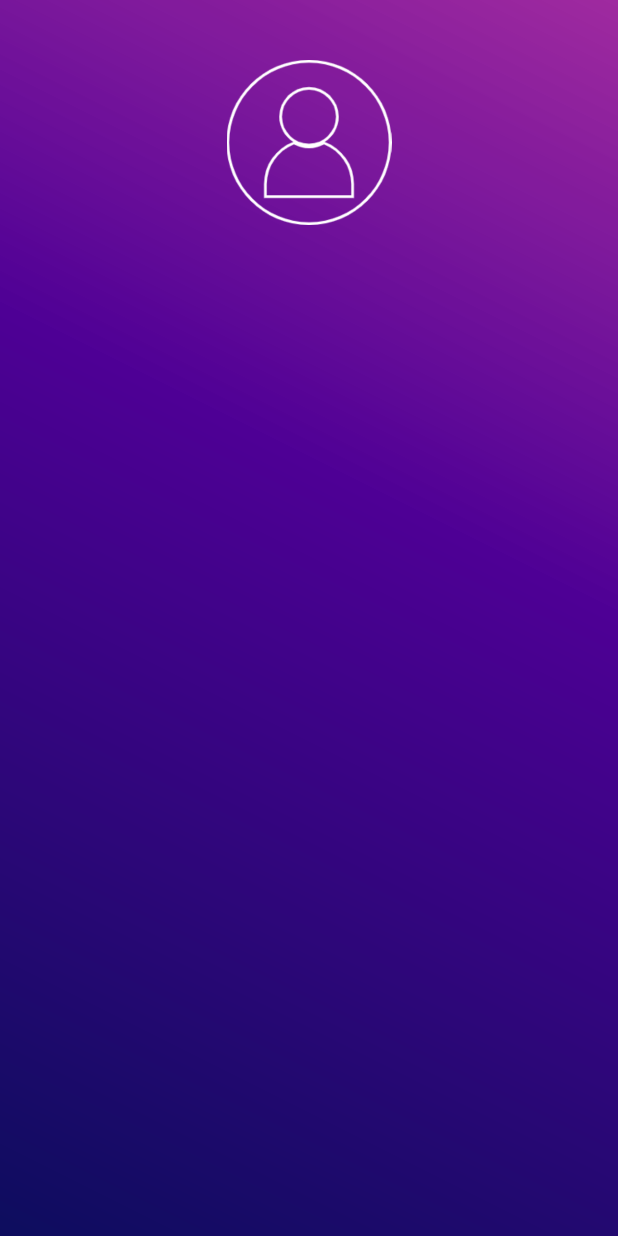
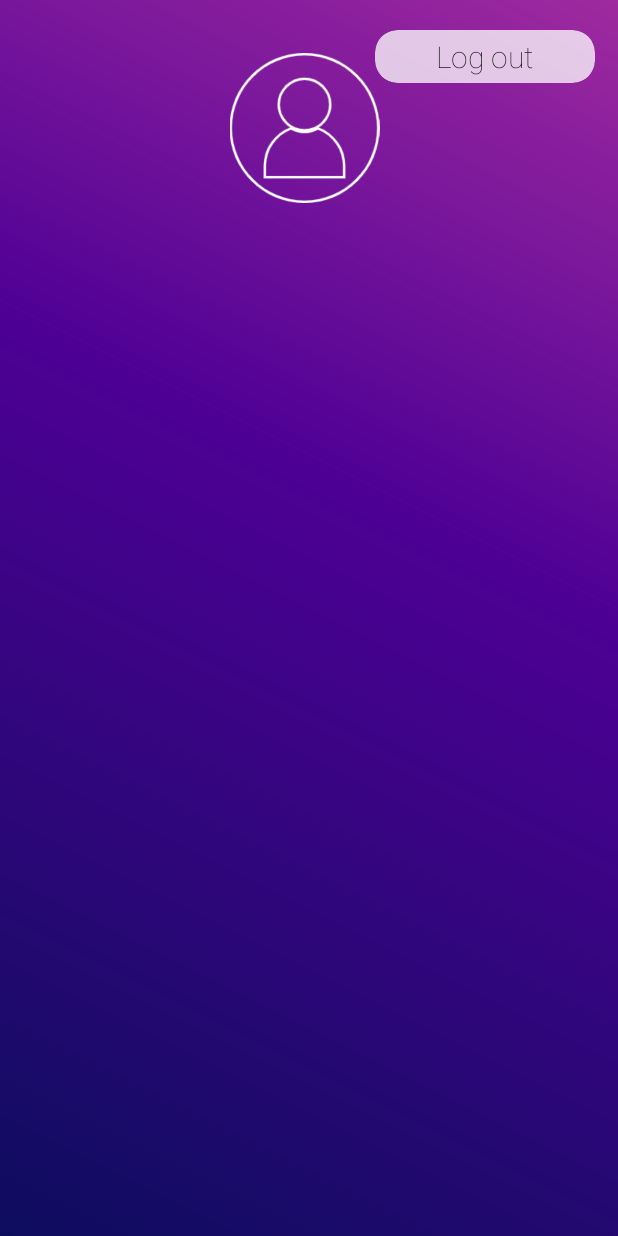
Before and after one commit to Alexandru2909/TILN, an Android app: the DashboardActivity screen opened through its navigation route, on a phone screen of 412 x 824 dp. Run offline under Robolectric (Android 15) with nearby library versions, the phone set to English and light mode, and no system bars.

Commit message:
[ui-dashboard] add some design to dashboard

```diff
--- a/bookinside/app/src/main/java/com/example/bookinside/DashboardActivity.java
+++ b/bookinside/app/src/main/java/com/example/bookinside/DashboardActivity.java
@@ -1,64 +1,61 @@
 package com.example.bookinside;
 
+import android.annotation.SuppressLint;
+import android.os.AsyncTask;
 import android.os.Bundle;
-
-import androidx.fragment.app.Fragment;
-
+import android.text.Editable;
+import android.text.InputType;
+import android.text.TextWatcher;
 import android.view.LayoutInflater;
 import android.view.View;
 import android.view.ViewGroup;
+import android.widget.EditText;
+import android.widget.TextView;
+
+import androidx.annotation.NonNull;
+import androidx.fragment.app.Fragment;
+import androidx.navigation.fragment.NavHostFragment;
+
+import android.text.method.PasswordTransformationMethod;
+import android.widget.Toast;
+
+import org.w3c.dom.Text;
+
+import java.util.Objects;
+
+import okhttp3.FormBody;
+import okhttp3.OkHttpClient;
+import okhttp3.Request;
+import okhttp3.RequestBody;
+import okhttp3.Response;
 
 
-/**
- * A simple {@link Fragment} subclass.
- * Use the {@link DashboardActivity#newInstance} factory method to
- * create an instance of this fragment.
- */
 public class DashboardActivity extends Fragment {
-    // TODO: Rename parameter arguments, choose names that match
-    // the fragment initialization parameters, e.g. ARG_ITEM_NUMBER
-    private static final String ARG_PARAM1 = "param1";
-    private static final String ARG_PARAM2 = "param2";
-
-    // TODO: Rename and change types of parameters
-    private String mParam1;
-    private String mParam2;
-
-    public DashboardActivity() {
-        // Required empty public constructor
-    }
-
-    /**
-     * Use this factory method to create a new instance of
-     * this fragment using the provided parameters.
-     *
-     * @param param1 Parameter 1.
-     * @param param2 Parameter 2.
-     * @return A new instance of fragment DashboardActivity.
-     */
-    // TODO: Rename and change types and number of parameters
-    public static DashboardActivity newInstance(String param1, String param2) {
-        DashboardActivity fragment = new DashboardActivity();
-        Bundle args = new Bundle();
-        args.putString(ARG_PARAM1, param1);
-        args.putString(ARG_PARAM2, param2);
-        fragment.setArguments(args);
-        return fragment;
-    }
+    TextView btnLogOut;
 
     @Override
-    public void onCreate(Bundle savedInstanceState) {
-        super.onCreate(savedInstanceState);
-        if (getArguments() != null) {
-            mParam1 = getArguments().getString(ARG_PARAM1);
-            mParam2 = getArguments().getString(ARG_PARAM2);
-        }
-    }
-
-    @Override
-    public View onCreateView(LayoutInflater inflater, ViewGroup container,
-                             Bundle savedInstanceState) {
+    public View onCreateView(
+            LayoutInflater inflater, ViewGroup container,
+            Bundle savedInstanceState
+    ) {
         // Inflate the layout for this fragment
         return inflater.inflate(R.layout.dashboard_layout, container, false);
     }
+
+    public void onViewCreated(@NonNull View view, Bundle savedInstanceState) {
+        super.onViewCreated(view, savedInstanceState);
+
+        btnLogOut = (TextView) Objects.requireNonNull(getView()).findViewById(R.id.tv_log_out_button);
+
+        btnLogOut.setOnClickListener(new View.OnClickListener() {
+            @Override
+            public void onClick(View view) {
+                NavHostFragment.findNavController(DashboardActivity.this)
+                        .navigate(R.id.action_Dashboard_to_Login);
+            }
+        });
+
+    }
+
+
 }
--- a/bookinside/app/src/main/res/layout/dashboard_layout.xml
+++ b/bookinside/app/src/main/res/layout/dashboard_layout.xml
@@ -10,16 +10,46 @@
     android:textAlignment="center"
     tools:context=".DashboardActivity">
 
+    <androidx.cardview.widget.CardView
+        android:id="@+id/card_log_out"
+        android:layout_width="match_parent"
+        android:layout_height="35dp"
+        android:layout_marginTop="20dp"
+        android:layout_marginStart="250dp"
+        android:layout_marginEnd="15dp"
+        app:cardBackgroundColor="#C1FFFFFF"
+        app:cardCornerRadius="15dp"
+        app:cardElevation="0dp">
+
+        <RelativeLayout
+            android:layout_width="match_parent"
+            android:layout_height="match_parent"
+            >
+            <TextView
+                android:id="@+id/tv_log_out_button"
+                android:layout_width="match_parent"
+                android:layout_height="match_parent"
+                android:layout_marginTop="4dp"
+                android:fontFamily="sans-serif-thin"
+                android:gravity="center"
+                android:layout_centerInParent="true"
+                android:text="@string/log_out"
+                android:textColor="@color/black"
+                android:textSize="20sp" />
+        </RelativeLayout>
+    </androidx.cardview.widget.CardView>
+
     <ImageView
         android:id="@+id/iv_logo"
         android:layout_width="wrap_content"
-        android:layout_height="110dp"
+        android:layout_height="100dp"
+        android:layout_below="@+id/card_log_out"
         android:layout_alignParentStart="true"
         android:layout_alignParentTop="true"
         android:layout_alignParentEnd="true"
-        android:layout_marginStart="70dp"
-        android:layout_marginTop="40dp"
-        android:layout_marginEnd="70dp"
+        android:layout_marginStart="67dp"
+        android:layout_marginTop="35dp"
+        android:layout_marginEnd="73dp"
         android:contentDescription="@string/logo_app"
         android:src="@drawable/logoprofile" />
 
--- a/bookinside/app/src/main/res/navigation/nav_graph.xml
+++ b/bookinside/app/src/main/res/navigation/nav_graph.xml
@@ -47,5 +47,9 @@
         android:id="@+id/dashboardActivity"
         android:name="com.example.bookinside.DashboardActivity"
         android:label="dashboard_layout"
-        tools:layout="@layout/dashboard_layout" />
+        tools:layout="@layout/dashboard_layout" >
+        <action
+            android:id="@+id/action_Dashboard_to_Login"
+            app:destination="@id/LoginActivity" />
+    </fragment>
 </navigation>
--- a/bookinside/app/src/main/res/values/strings.xml
+++ b/bookinside/app/src/main/res/values/strings.xml
@@ -34,5 +34,6 @@
 
     <!-- TODO: Remove or change this placeholder text -->
     <string name="hello_blank_fragment">Hello blank fragment</string>
+    <string name="log_out">Log out</string>
 
 </resources>
```
